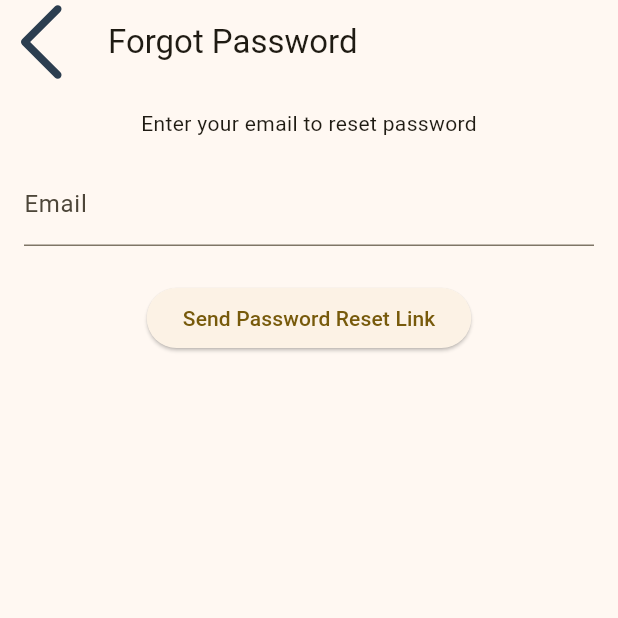
After one commit to KKAiser97/gold_silver, a Flutter app: the screen it shows after launch, after a tap on an icon or button, on a phone screen of 412 x 824 dp, the top half of it. The commit adds this screen. Run offline on Flutter 3.47's test engine with Material 3 defaults, Android fonts, the phone set to English and light mode, and no system bars; our stand-ins replace cloud_firestore, dio, equatable, firebase_auth, firebase_core, fl_chart and 6 more; missing offline and left inert: workmanager; accounts and stored records are empty; generated files the repository leaves out were written again; network calls fail; statements that could not run were skipped.

Commit message:
add forgot password

```diff
--- a/lib/src/core/injector/locator.dart
+++ b/lib/src/core/injector/locator.dart
@@ -10,6 +10,10 @@ import 'package:gold_silver/src/features/dashboard/data/datasource/dashboard_ser
 import 'package:gold_silver/src/features/dashboard/data/repositories/dashboard_repository_impl.dart';
 import 'package:gold_silver/src/features/dashboard/domain/dashboard_repository.dart';
 import 'package:gold_silver/src/features/dashboard/presentation/bloc/dashboard_bloc.dart';
+import 'package:gold_silver/src/features/forgot_password/data/datasource/password_service.dart';
+import 'package:gold_silver/src/features/forgot_password/data/repository_impl/password_repository_impl.dart';
+import 'package:gold_silver/src/features/forgot_password/domain/password_repository.dart';
+import 'package:gold_silver/src/features/forgot_password/presentation/bloc/password_bloc.dart';
 
 final GetIt locator = GetIt.instance;
 final firebaseAuth = FirebaseAuth.instance;
@@ -35,4 +39,9 @@ void setupLocator() {
   locator.registerLazySingleton<AuthService>(() => AuthServiceImpl());
   locator.registerLazySingleton<AuthRepository>(() => AuthServiceRepositoryImpl(locator<AuthService>()));
   locator.registerFactory<AuthBloc>(() => AuthBloc(repository: locator<AuthRepository>()));
+
+  /// Register Password services, repos, blocs
+  locator.registerLazySingleton<PasswordService>(() => PasswordServiceImpl());
+  locator.registerLazySingleton<PasswordRepository>(() => PasswordServiceRepositoryImpl(locator<PasswordService>()));
+  locator.registerFactory<PasswordBloc>(() => PasswordBloc(repository: locator<PasswordRepository>()));
 }
--- a/lib/src/features/authentication/presentation/screens/login_screen.dart
+++ b/lib/src/features/authentication/presentation/screens/login_screen.dart
@@ -52,8 +52,13 @@ class LoginScreen extends StatelessWidget {
                 onPressed: () => context
                     .read<AuthBloc>()
                     .add(LoginEvent(email: emailCtrl.text.trim(), password: passwordCtrl.text.trim())),
-                  child: Text('login'.i18n())),
+                child: Text('login'.i18n()),
+              ),
               const SizedBox(height: 8),
+              TextButton(
+                onPressed: () => Navigator.pushNamed(context, Routes.forgotPassword),
+                child: Text('${'forgot_password'.i18n()} ?'),
+              ),
               Row(mainAxisAlignment: MainAxisAlignment.center, children: [
                 Text('not_have_account'.i18n()),
                 const SizedBox(width: 8),
--- /dev/null
+++ b/lib/src/features/forgot_password/data/datasource/password_service.dart
@@ -0,0 +1,18 @@
+import 'package:gold_silver/src/core/injector/locator.dart';
+
+abstract class PasswordService {
+  Future<void> sendPasswordResetEmail(String email);
+}
+
+class PasswordServiceImpl implements PasswordService {
+  PasswordServiceImpl();
+
+  @override
+  Future<void> sendPasswordResetEmail(String email) {
+    try {
+      return firebaseAuth.sendPasswordResetEmail(email: email);
+    } catch (e) {
+      rethrow;
+    }
+  }
+}
--- /dev/null
+++ b/lib/src/features/forgot_password/data/repository_impl/password_repository_impl.dart
@@ -0,0 +1,13 @@
+import 'package:gold_silver/src/features/forgot_password/data/datasource/password_service.dart';
+import 'package:gold_silver/src/features/forgot_password/domain/password_repository.dart';
+
+class PasswordServiceRepositoryImpl implements PasswordRepository {
+  final PasswordService service;
+
+  PasswordServiceRepositoryImpl(this.service);
+
+  @override
+  Future<void> sendPasswordResetEmail(String email) {
+    return service.sendPasswordResetEmail(email);
+  }
+}
--- /dev/null
+++ b/lib/src/features/forgot_password/domain/password_repository.dart
@@ -0,0 +1,3 @@
+abstract class PasswordRepository {
+  Future<void> sendPasswordResetEmail(String email);
+}
--- /dev/null
+++ b/lib/src/features/forgot_password/presentation/bloc/password_bloc.dart
@@ -0,0 +1,22 @@
+import 'package:flutter_bloc/flutter_bloc.dart';
+import 'package:gold_silver/src/features/forgot_password/domain/password_repository.dart';
+import 'package:gold_silver/src/features/forgot_password/presentation/bloc/password_event.dart';
+import 'package:gold_silver/src/features/forgot_password/presentation/bloc/password_state.dart';
+
+class PasswordBloc extends Bloc<PasswordEvent, PasswordState> {
+  final PasswordRepository repository;
+
+  PasswordBloc({required this.repository}) : super(PwInitial()) {
+    on<PasswordEvent>((event, emit) async {
+      if (event is ForgetPasswordEvent) {
+        emit(PwLoading());
+        try {
+          await repository.sendPasswordResetEmail(event.email);
+          emit(LinkResetPwSent());
+        } catch (e) {
+          emit(PwError(e.toString()));
+        }
+      }
+    });
+  }
+}
--- /dev/null
+++ b/lib/src/features/forgot_password/presentation/bloc/password_event.dart
@@ -0,0 +1,17 @@
+import 'package:equatable/equatable.dart';
+
+abstract class PasswordEvent extends Equatable {
+  const PasswordEvent();
+
+  @override
+  List<Object?> get props => [];
+}
+
+class ForgetPasswordEvent extends PasswordEvent {
+  final String email;
+
+  const ForgetPasswordEvent({this.email = ''});
+
+  @override
+  List<Object?> get props => [email];
+}
--- /dev/null
+++ b/lib/src/features/forgot_password/presentation/bloc/password_state.dart
@@ -0,0 +1,26 @@
+import 'package:equatable/equatable.dart';
+
+abstract class PasswordState extends Equatable {
+  const PasswordState();
+
+  @override
+  List<Object?> get props => [];
+}
+
+class PwInitial extends PasswordState {}
+
+class PwLoading extends PasswordState {}
+
+class LinkResetPwSent extends PasswordState {}
+
+class PwError extends PasswordState {
+  final String message;
+  final DateTime timestamp;
+
+  ///MARK: Added timestamp to guarantee uniqueness of error state (bloc compares old state with new state to trigger UI update)
+
+  PwError(this.message) : timestamp = DateTime.now();
+
+  @override
+  List<Object?> get props => [message, timestamp];
+}
--- /dev/null
+++ b/lib/src/features/forgot_password/presentation/forgot_password_screen.dart
@@ -0,0 +1,69 @@
+import 'package:flutter/material.dart';
+import 'package:flutter_bloc/flutter_bloc.dart';
+import 'package:flutter_svg/svg.dart';
+import 'package:gold_silver/src/features/forgot_password/presentation/bloc/password_bloc.dart';
+import 'package:gold_silver/src/features/forgot_password/presentation/bloc/password_event.dart';
+import 'package:gold_silver/src/features/forgot_password/presentation/bloc/password_state.dart';
+import 'package:localization/localization.dart';
+
+class ForgotPasswordScreen extends StatefulWidget {
+  const ForgotPasswordScreen({super.key});
+
+  @override
+  State<ForgotPasswordScreen> createState() => _ForgotPasswordScreenState();
+}
+
+class _ForgotPasswordScreenState extends State<ForgotPasswordScreen> {
+  final emailController = TextEditingController();
+
+  @override
+  Widget build(BuildContext context) {
+    return Scaffold(
+      appBar: AppBar(
+        title: Text('forgot_password'.i18n()),
+        leading: InkWell(
+          onTap: () => Navigator.of(context).pop(),
+          child: SvgPicture.asset('assets/svgs/ic_arrow_back.svg'),
+        ),
+      ),
+      body: BlocConsumer<PasswordBloc, PasswordState>(
+        listener: (context, state) {
+          if (state is PwError) {
+            ScaffoldMessenger.of(context).showSnackBar(
+              SnackBar(content: Text(state.message)),
+            );
+          } else if (state is LinkResetPwSent) {
+            ScaffoldMessenger.of(context).showSnackBar(
+              SnackBar(content: Text('link_forgot_password_has_been_sent'.i18n())),
+            );
+          }
+        },
+        builder: (context, state) {
+          return Padding(
+            padding: const EdgeInsets.all(16.0),
+            child: Column(
+              children: [
+                Text('enter_email_forgot_password'.i18n()),
+                const SizedBox(height: 16),
+                TextField(
+                  controller: emailController,
+                  decoration: const InputDecoration(labelText: 'Email'),
+                  keyboardType: TextInputType.emailAddress,
+                ),
+                const SizedBox(height: 24),
+                ElevatedButton(
+                    onPressed: () =>
+                        context.read<PasswordBloc>().add(ForgetPasswordEvent(email: emailController.text.trim())),
+                    child: Text('send_link_forgot_password'.i18n())),
+                if (state is PwLoading) ...[
+                  const SizedBox(height: 16),
+                  const CircularProgressIndicator(),
+                ],
+              ],
+            ),
+          );
+        },
+      ),
+    );
+  }
+}
--- a/lib/src/utils/constants.dart
+++ b/lib/src/utils/constants.dart
@@ -17,4 +17,5 @@ class Routes {
   static const String main = '/main';
   static const String dashboard = '/dashboard';
   static const String settings = '/settings';
+  static const String forgotPassword = '/forgotPassword';
 }
--- a/lib/src/utils/router/app_router.dart
+++ b/lib/src/utils/router/app_router.dart
@@ -1,8 +1,12 @@
 import 'package:flutter/material.dart';
+import 'package:flutter_bloc/flutter_bloc.dart';
+import 'package:gold_silver/src/core/injector/locator.dart';
 import 'package:gold_silver/src/features/authentication/presentation/screens/login_screen.dart';
 import 'package:gold_silver/src/features/authentication/presentation/screens/register_screen.dart';
 import 'package:gold_silver/src/features/authentication/presentation/screens/splash_screen.dart';
 import 'package:gold_silver/src/features/dashboard/presentation/dashboard_screen.dart';
+import 'package:gold_silver/src/features/forgot_password/presentation/bloc/password_bloc.dart';
+import 'package:gold_silver/src/features/forgot_password/presentation/forgot_password_screen.dart';
 import 'package:gold_silver/src/features/main/main_screen.dart';
 import 'package:gold_silver/src/utils/constants.dart';
 import 'package:gold_silver/src/utils/extensions/exts.dart';
@@ -24,6 +28,13 @@ class AppRouter {
         return MaterialPageRoute(builder: (_) => const MainScreen());
       case Routes.dashboard:
         return MaterialPageRoute(builder: (_) => const DashboardScreen());
+      case Routes.forgotPassword:
+        return MaterialPageRoute(
+          builder: (_) => BlocProvider<PasswordBloc>(
+            create: (_) => locator<PasswordBloc>(),
+            child: const ForgotPasswordScreen(),
+          ),
+        );
       default:
         return MaterialPageRoute(builder: (_) => const SplashScreen());
     }
```
Also changed, not shown: assets/svgs/ic_arrow_back.svg (added). Lines whose indentation alone changed are shown as unchanged.
